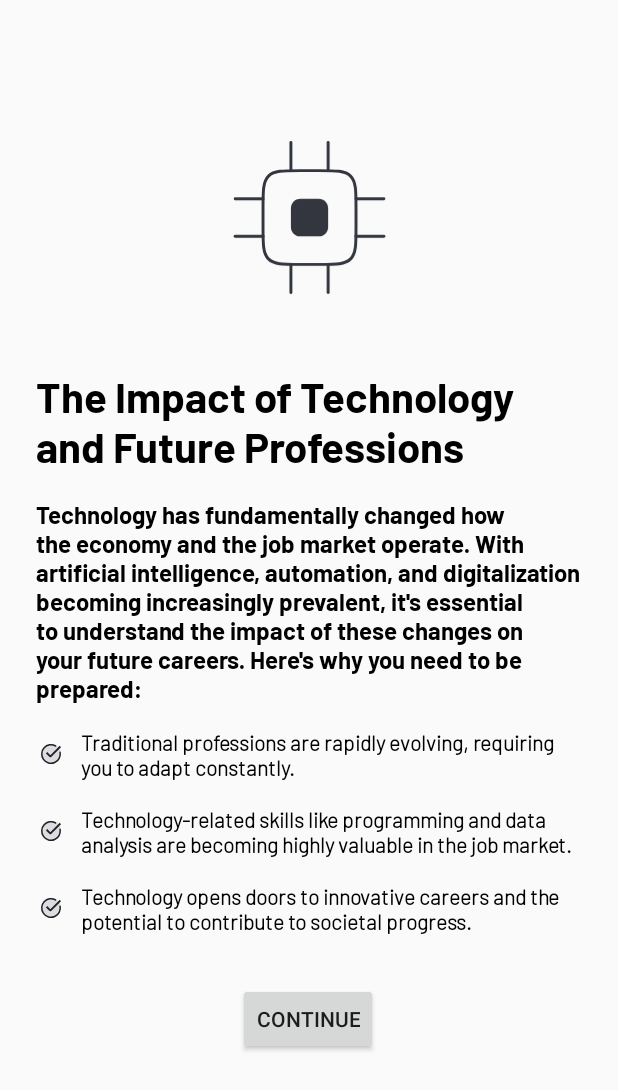
After one commit to robertbusaru/YouthBuddyApp, an Android app built with Jetpack Compose: the layout info_3.xml on its own in the app's theme, with its tools: preview values and no code run, on a phone screen of 412 x 824 dp. The commit adds this screen. Shown: the top 1090 px of the screen. Run offline under Robolectric (Android 15) with nearby library versions, the phone set to English and light mode, and no system bars.

Commit message:
implemented info screens

```diff
--- /dev/null
+++ b/app/src/main/java/com/example/youthbuddyapp/FourthInfoActivity.kt
@@ -0,0 +1,4 @@
+package com.example.youthbuddyapp
+
+class FourthInfoActivity {
+}
--- /dev/null
+++ b/app/src/main/res/drawable/info_icon_3.xml
@@ -0,0 +1,62 @@
+<vector xmlns:android="http://schemas.android.com/apk/res/android"
+    android:width="152dp"
+    android:height="153dp"
+    android:viewportWidth="152"
+    android:viewportHeight="153">
+  <path
+      android:pathData="M44.33,70.13C44.33,58.1 44.33,52.09 48.04,48.36C51.75,44.63 57.72,44.63 69.67,44.63H82.33C94.28,44.63 100.25,44.63 103.96,48.36C107.67,52.09 107.67,58.1 107.67,70.13V82.88C107.67,94.9 107.67,100.91 103.96,104.64C100.25,108.38 94.28,108.38 82.33,108.38H69.67C57.72,108.38 51.75,108.38 48.04,104.64C44.33,100.91 44.33,94.9 44.33,82.88V70.13Z"
+      android:strokeWidth="2"
+      android:fillColor="#00000000"
+      android:strokeColor="#33363F"/>
+  <path
+      android:pathData="M82.33,63.75H69.67C66.17,63.75 63.33,66.6 63.33,70.13V82.88C63.33,86.4 66.17,89.25 69.67,89.25H82.33C85.83,89.25 88.67,86.4 88.67,82.88V70.13C88.67,66.6 85.83,63.75 82.33,63.75Z"
+      android:fillColor="#33363F"/>
+  <path
+      android:pathData="M63.33,44.63V25.5"
+      android:strokeWidth="2"
+      android:fillColor="#00000000"
+      android:strokeColor="#33363F"
+      android:strokeLineCap="round"/>
+  <path
+      android:pathData="M88.67,44.63V25.5"
+      android:strokeWidth="2"
+      android:fillColor="#00000000"
+      android:strokeColor="#33363F"
+      android:strokeLineCap="round"/>
+  <path
+      android:pathData="M107.67,63.75H126.67"
+      android:strokeWidth="2"
+      android:fillColor="#00000000"
+      android:strokeColor="#33363F"
+      android:strokeLineCap="round"/>
+  <path
+      android:pathData="M107.67,89.25H126.67"
+      android:strokeWidth="2"
+      android:fillColor="#00000000"
+      android:strokeColor="#33363F"
+      android:strokeLineCap="round"/>
+  <path
+      android:pathData="M63.33,127.5V108.38"
+      android:strokeWidth="2"
+      android:fillColor="#00000000"
+      android:strokeColor="#33363F"
+      android:strokeLineCap="round"/>
+  <path
+      android:pathData="M88.67,127.5V108.38"
+      android:strokeWidth="2"
+      android:fillColor="#00000000"
+      android:strokeColor="#33363F"
+      android:strokeLineCap="round"/>
+  <path
+      android:pathData="M25.33,63.75H44.33"
+      android:strokeWidth="2"
+      android:fillColor="#00000000"
+      android:strokeColor="#33363F"
+      android:strokeLineCap="round"/>
+  <path
+      android:pathData="M25.33,89.25H44.33"
+      android:strokeWidth="2"
+      android:fillColor="#00000000"
+      android:strokeColor="#33363F"
+      android:strokeLineCap="round"/>
+</vector>
--- /dev/null
+++ b/app/src/main/res/layout/info_3.xml
@@ -0,0 +1,114 @@
+<?xml version="1.0" encoding="utf-8"?>
+<androidx.constraintlayout.widget.ConstraintLayout xmlns:android="http://schemas.android.com/apk/res/android"
+    xmlns:app="http://schemas.android.com/apk/res-auto"
+    xmlns:tools="http://schemas.android.com/tools"
+    android:layout_width="match_parent"
+    android:layout_height="match_parent"
+    android:orientation="vertical">
+
+    <ImageView
+        android:id="@+id/app_logo"
+        android:layout_width="150dp"
+        android:layout_height="150dp"
+        android:layout_marginStart="112dp"
+        android:layout_marginTop="70dp"
+        android:layout_marginEnd="112dp"
+        android:layout_marginBottom="24dp"
+        android:contentDescription="@string/logo"
+        android:src="@drawable/info_icon_3"
+        app:layout_constraintBottom_toTopOf="@+id/title"
+        app:layout_constraintEnd_toEndOf="parent"
+        app:layout_constraintStart_toStartOf="parent"
+        app:layout_constraintTop_toTopOf="parent" />
+
+    <TextView
+        android:id="@+id/title"
+        style="@style/WelcomeTextStyle"
+        android:layout_width="match_parent"
+        android:layout_height="wrap_content"
+        android:layout_marginStart="24dp"
+        android:layout_marginEnd="24dp"
+        android:layout_marginBottom="15dp"
+        android:text="@string/the_impact_of_technology_and_future_professions"
+        android:textColor="@color/black"
+        app:layout_constraintBottom_toTopOf="@+id/text"
+        app:layout_constraintEnd_toEndOf="parent"
+        app:layout_constraintStart_toStartOf="parent" />
+
+    <TextView
+        android:id="@+id/text"
+        style="@style/SubTextStyle"
+        android:layout_width="match_parent"
+        android:layout_height="wrap_content"
+        android:layout_marginStart="24dp"
+        android:layout_marginTop="16dp"
+        android:layout_marginEnd="24dp"
+        android:text="@string/technology_has_fundamentally_changed_how_the_economy_and_the_job_market_operate_with_artificial_intelligence_automation_and_digitalization_becoming_increasingly_prevalent_it_s_essential_to_understand_the_impact_of_these_changes_on_your_future_careers_here_s_why_you_need_to_be_prepared"
+        android:textColor="@color/black"
+        app:layout_constraintEnd_toEndOf="parent"
+        app:layout_constraintStart_toStartOf="parent"
+        app:layout_constraintTop_toBottomOf="@+id/title" />
+
+    <TextView
+        android:id="@+id/point1"
+        style="@style/InfoTextStyle"
+        android:layout_width="match_parent"
+        android:layout_height="wrap_content"
+        android:layout_marginStart="24dp"
+        android:layout_marginTop="16dp"
+        android:layout_marginEnd="24dp"
+        android:drawableStart="@drawable/done_ring_round_duotone"
+        android:drawablePadding="10dp"
+        android:text="@string/traditional_professions_are_rapidly_evolving_requiring_you_to_adapt_constantly"
+        android:textColor="@color/black"
+        app:layout_constraintEnd_toEndOf="parent"
+        app:layout_constraintStart_toStartOf="parent"
+        app:layout_constraintTop_toBottomOf="@+id/text" />
+
+    <TextView
+        android:id="@+id/point2"
+        style="@style/InfoTextStyle"
+        android:layout_width="match_parent"
+        android:layout_height="wrap_content"
+        android:layout_marginStart="24dp"
+        android:layout_marginTop="16dp"
+        android:layout_marginEnd="24dp"
+        android:drawableStart="@drawable/done_ring_round_duotone"
+        android:drawablePadding="10dp"
+        android:text="@string/technology_related_skills_like_programming_and_data_analysis_are_becoming_highly_valuable_in_the_job_market"
+        android:textColor="@color/black"
+        app:layout_constraintEnd_toEndOf="parent"
+        app:layout_constraintStart_toStartOf="parent"
+        app:layout_constraintTop_toBottomOf="@+id/point1" />
+
+    <TextView
+        android:id="@+id/point3"
+        style="@style/InfoTextStyle"
+        android:layout_width="match_parent"
+        android:layout_height="wrap_content"
+        android:layout_marginStart="24dp"
+        android:layout_marginTop="16dp"
+        android:layout_marginEnd="24dp"
+        android:drawableStart="@drawable/done_ring_round_duotone"
+        android:drawablePadding="10dp"
+        android:text="@string/technology_opens_doors_to_innovative_careers_and_the_potential_to_contribute_to_societal_progress"
+        android:textColor="@color/black"
+        app:layout_constraintEnd_toEndOf="parent"
+        app:layout_constraintStart_toStartOf="parent"
+        app:layout_constraintTop_toBottomOf="@+id/point2" />
+
+    <Button
+        android:id="@+id/continue_button"
+        android:layout_width="wrap_content"
+        android:layout_height="wrap_content"
+        android:layout_marginStart="24dp"
+        android:layout_marginTop="32dp"
+        android:layout_marginEnd="24dp"
+        android:drawablePadding="10dp"
+        android:text="Continue"
+        app:layout_constraintEnd_toEndOf="parent"
+        app:layout_constraintHorizontal_bias="0.498"
+        app:layout_constraintStart_toStartOf="parent"
+        app:layout_constraintTop_toBottomOf="@+id/point3" />
+
+</androidx.constraintlayout.widget.ConstraintLayout>
--- a/app/src/main/res/values/strings.xml
+++ b/app/src/main/res/values/strings.xml
@@ -9,4 +9,21 @@
     <string name="shape_your_professional_trajectory">Let\'s shape your professional trajectory together!</string>
     <string name="privilege_of_app">To have the privilege of using our app, please use your Google account</string>
     <string name="sign_up_with_google">Sign up with Google</string>
+    <string name="the_importance_of_education">The Importance of Education</string>
+    <string name="education_is_the_key_to_a_better_life">Education is the key to a better life and career success. In today\'s world, it\'s essential to understand the importance of education, especially for young people from disadvantaged backgrounds. Here\'s why education plays a crucial role in your lives:</string>
+    <string name="critical_thinking">Education helps you develop critical thinking and problem-solving skills.</string>
+    <string name="tips_for_success">Tips for Success</string>
+    <string name="education_is_an_ongoing_process">Education is an ongoing process. We encourage you to actively engage in your learning, be curious, and explore new areas of knowledge.</string>
+    <string name="set_clear_goals">Set clear goals and pursue them with passion. This will motivate you to keep moving forward and reach your full potential.</string>
+    <string name="learning_doesn_t_stop_at_school">Learning doesn\'t stop at school. Use available resources, such as books, online courses, and mentors, to continually develop yourself.</string>
+    <string name="don_t_be_discouraged_by_obstacles">Don\'t be discouraged by obstacles. There are always solutions to overcome challenges and continue your education.</string>
+    <string name="the_impact_of_technology_and_future_professions">The Impact of Technology and Future Professions</string>
+    <string name="technology_has_fundamentally_changed_how_the_economy_and_the_job_market_operate_with_artificial_intelligence_automation_and_digitalization_becoming_increasingly_prevalent_it_s_essential_to_understand_the_impact_of_these_changes_on_your_future_careers_here_s_why_you_need_to_be_prepared">Technology has fundamentally changed how the economy and the job market operate. With artificial intelligence, automation, and digitalization becoming increasingly prevalent, it\'s essential to understand the impact of these changes on your future careers. Here\'s why you need to be prepared:</string>
+    <string name="traditional_professions_are_rapidly_evolving_requiring_you_to_adapt_constantly">Traditional professions are rapidly evolving, requiring you to adapt constantly.</string>
+    <string name="technology_related_skills_like_programming_and_data_analysis_are_becoming_highly_valuable_in_the_job_market">Technology-related skills like programming and data analysis are becoming highly valuable in the job market.</string>
+    <string name="technology_opens_doors_to_innovative_careers_and_the_potential_to_contribute_to_societal_progress">Technology opens doors to innovative careers and the potential to contribute to societal progress.</string>
+    <string name="tips_for_adaptation">Tips for Adaptation</string>
+    <string name="invest_time_in_learning_and_developing_digital_skills_these_will_make_you_competitive_in_the_job_market">Invest time in learning and developing digital skills. These will make you competitive in the job market.</string>
+    <string name="embrace_change_and_always_seek_new_learning_opportunities">Embrace change and always seek new learning opportunities.</string>
+    <string name="build_networks_and_relationships_with_professionals_in_your_field_of_interest_so_you_can_benefit_from_advice_and_mentorship_opportunities">Build networks and relationships with professionals in your field of interest, so you can benefit from advice and mentorship opportunities.</string>
 </resources>
```
Also changed, not shown: app/build.gradle.kts (+8 -2 lines), app/src/main/java/com/example/youthbuddyapp/FirstInfoActivity.kt (added, +21 -0 lines), app/src/main/java/com/example/youthbuddyapp/SecondInfoActivity.kt (added, +21 -0 lines), app/src/main/java/com/example/youthbuddyapp/ThirdInfoActivity.kt (added, +21 -0 lines), app/src/main/res/drawable/info_icon_1.xml (added, +27 -0 lines), app/src/main/res/drawable/info_icon_2.xml (added, +17 -0 lines), app/src/main/res/drawable/info_icon_4.xml (added, +28 -0 lines), app/src/main/res/layout/info_1.xml (added, +131 -0 lines), app/src/main/res/layout/info_2.xml (added, +116 -0 lines), app/src/main/res/layout/info_4.xml (added, +100 -0 lines).
